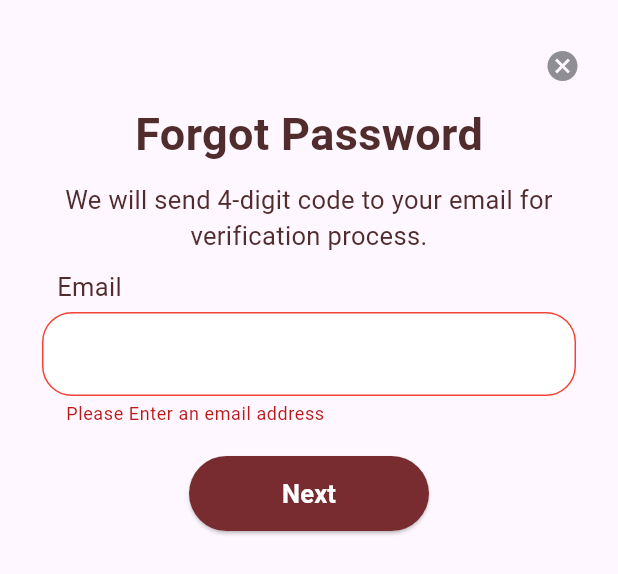
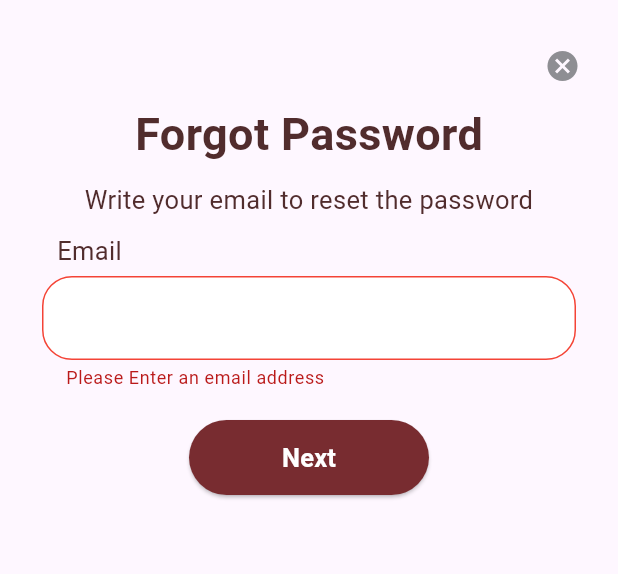
Before and after one commit to suleiyinwin/Retro_Vault, a Flutter app: the ForgotPasswordModal widget shown alone on an empty page, opened directly, after a tap on "Next", on a phone screen of 412 x 824 dp. Shown: the top 574 px of the screen. Run offline on Flutter 3.47's test engine with Material 3 defaults, Android fonts, the phone set to English and light mode, and no system bars; our stand-ins replace cloud_firestore, firebase_auth, firebase_core, firebase_storage, fluttertoast, get and 2 more; missing offline and left inert: dart:html, firebase_ui_auth; accounts and stored records are empty.

```diff
--- a/lib/pages/authentication/forgot_pwd.dart
+++ b/lib/pages/authentication/forgot_pwd.dart
@@ -14,7 +14,6 @@ class ForgotPasswordModal extends StatefulWidget {
 }
 
 class _ForgotPasswordModalState extends State<ForgotPasswordModal> {
-  final FirebaseAuth auth = FirebaseAuth.instance;
   final _formKey = GlobalKey<FormState>();
   bool showEmailField = true; // Flag to control email field visibility
   bool showResetFields = false; // Flag to control password reset fields
@@ -51,12 +50,6 @@ class _ForgotPasswordModalState extends State<ForgotPasswordModal> {
     // Simulate sending email with OTP code (replace with actual logic)
     setState(() {
       showEmailField = false;
-    });
-  }
-
-  void _handleVerifyOtp() {
-    // Simulate OTP verification (replace with actual logic)
-    setState(() {
       showResetFields = true;
     });
   }
@@ -66,12 +59,23 @@ class _ForgotPasswordModalState extends State<ForgotPasswordModal> {
     Navigator.pop(context); // Close the modal after successful reset
   }
 
+// Future passwordReset() async {
+//   try{
+//     print('object');
+//       await FirebaseAuth.instance.sendPasswordResetEmail(email: _emailController.text.trim());
+//   } on FirebaseAuthException catch (e){
+//     print(e);
+//   }
+// }
+
   @override
   Widget build(BuildContext context) {
-    return Form(
+    return SingleChildScrollView(
+      child: Form(
         key: _formKey,
         child: Container(
-        padding: const EdgeInsets.only(top: 10, bottom: 10, left: 8, right: 8),
+          padding:
+              const EdgeInsets.only(top: 10, bottom: 10, left: 8, right: 8),
           margin: const EdgeInsets.only(top: 10, bottom: 10, left: 5, right: 5),
           child: Column(
             mainAxisSize: MainAxisSize.min,
@@ -80,16 +84,14 @@ class _ForgotPasswordModalState extends State<ForgotPasswordModal> {
                 alignment: Alignment.topRight,
                 child: IconButton(
                   onPressed: () => Navigator.pop(context),
-                icon:
-                    const Icon(Icons.cancel, color: AppColors.systemGreayLight),
+                  icon: const Icon(Icons.cancel,
+                      color: AppColors.systemGreayLight),
                 ),
               ),
               Text(
                 showEmailField
                     ? 'Forgot Password'
-                  : (showResetFields
-                      ? 'Reset Password'
-                      : 'Forgot Password'), // Change title dynamically based on state
+                    : 'Reset Password', // Change title dynamically based on state
                 style: const TextStyle(
                   fontSize: 30,
                   fontWeight: FontWeight.bold,
@@ -102,7 +104,7 @@ class _ForgotPasswordModalState extends State<ForgotPasswordModal> {
                 child: Column(
                   children: [
                     const Text(
-                    'We will send 4-digit code to your email for verification process.',
+                      'Write your email to reset the password',
                       style: TextStyle(
                         fontSize: 17,
                         color: AppColors.textColor,
@@ -167,7 +169,6 @@ class _ForgotPasswordModalState extends State<ForgotPasswordModal> {
                       height: 50,
                       child: ElevatedButton(
                         onPressed: () async {
-                        print('hello');
                           if (_formKey.currentState!.validate()) {
                             _formKey.currentState!.save();
                             try {
@@ -184,21 +185,28 @@ class _ForgotPasswordModalState extends State<ForgotPasswordModal> {
                                     .validate(); // This might not be necessary here
                                 return;
                               }
-                            else{
+                              //when user found in collection
+                              else {
                                 print('user found');
-                              Fluttertoast.showToast(
-                                    msg: "Email sent successfully! \n Check your email for the code.",
-                                    toastLength: Toast.LENGTH_SHORT,
-                                    gravity: ToastGravity.BOTTOM,
-                                    webPosition: "center",
-                                    webBgColor: '#D1D1D6',
-                                    textColor: AppColors.primaryColor,
-                                    fontSize: 16.0);
+                                try {
+                                  print('object');
+                                  var email = _emailController.text.trim();
+                                  print(email);
+                                  await FirebaseAuth.instance
+                                      .sendPasswordResetEmail(
+                                          email: _emailController.text.trim());
+
+                                } on FirebaseAuthException catch (e) {
+                                  print(e);
                                 }
+                                _handleResetPassword();
+                                // _handleSendEmail();
+                              }
+
                               _formKey.currentState!
                                   .validate(); // This might not be necessary here
 
-                            _handleSendEmail();
+                              // _handleSendEmail();
 
                               _formKey.currentState!
                                   .validate(); // This might not be necessary here
@@ -216,9 +224,9 @@ class _ForgotPasswordModalState extends State<ForgotPasswordModal> {
                                     .validate(); // This might not be necessary here
                               }
                             }
-                          _formKey.currentState!
-                                  .validate();
+                            _formKey.currentState!.validate();
                           }
+                          //_resetPassword(context);
                         },
                         style: ElevatedButton.styleFrom(
                           backgroundColor: AppColors.primaryColor,
@@ -237,8 +245,7 @@ class _ForgotPasswordModalState extends State<ForgotPasswordModal> {
                 ),
               ),
               Visibility(
-              visible: !showEmailField &&
-                  !showResetFields, // Show OTP section if flag is false
+                visible: false, // Show OTP section if flag is false
                 child: Column(
                   children: [
                     const Text(
@@ -290,8 +297,8 @@ class _ForgotPasswordModalState extends State<ForgotPasswordModal> {
                         style: ElevatedButton.styleFrom(
                           backgroundColor: AppColors.primaryColor,
                         ),
-                      onPressed:
-                          _handleVerifyOtp, // Call function to verify OTP
+                        onPressed: null,
+                        // _handleVerifyOtp, // Call function to verify OTP
                         child: const Text(
                           'Next',
                           style: TextStyle(
@@ -306,8 +313,7 @@ class _ForgotPasswordModalState extends State<ForgotPasswordModal> {
                 ),
               ),
               Visibility(
-              visible:
-                  showResetFields, // Show password reset fields if flag is true
+                visible: false, // Show password reset fields if flag is true
                 child: Column(
                   children: [
                     const Text(
@@ -376,7 +382,8 @@ class _ForgotPasswordModalState extends State<ForgotPasswordModal> {
                       padding:
                           const EdgeInsets.only(left: 15, right: 15, bottom: 5),
                       child: TextFormField(
-                      obscureText: passwordVisibleTwo, // Confirm password field
+                        obscureText:
+                            passwordVisibleTwo, // Confirm password field
                         controller: _confirmPasswordController,
                         validator: (value) {
                           if (value == null || value.isEmpty) {
@@ -408,6 +415,9 @@ class _ForgotPasswordModalState extends State<ForgotPasswordModal> {
                                   setState(() {
                                     passwordVisibleTwo = !passwordVisibleTwo;
                                   });
+                                  if (_formKey.currentState!.validate()) {
+                                    _formKey.currentState!.save();
+                                  }
                                 }),
                           ),
                           fillColor: Colors.white,
@@ -452,6 +462,7 @@ class _ForgotPasswordModalState extends State<ForgotPasswordModal> {
             ],
           ),
         ),
+      ),
     );
   }
 }
--- a/lib/pages/authentication/signup.dart
+++ b/lib/pages/authentication/signup.dart
@@ -332,7 +332,7 @@ class _SignupState extends State<Signup> {
                                       'username': _usernameController.text.trim(),
                                       'email': _emailController.text.trim(),
                                       'password': _passwordController.text.trim(),
-                                      'userId': user.uid.trim(),
+                                      'userId': user.uid,
                                     }
                                     );
                                     setState(() {
@@ -364,6 +364,7 @@ class _SignupState extends State<Signup> {
                                         textColor: AppColors.primaryColor,
                                         fontSize: 16.0);
                                   }
+
                                 } catch (e) {
                                   setState(() {
                                     errorMessage = e.toString();
```
Also changed, not shown: lib/pages/authentication/login.dart (+13 -2 lines). Lines whose indentation alone changed are shown as unchanged.
